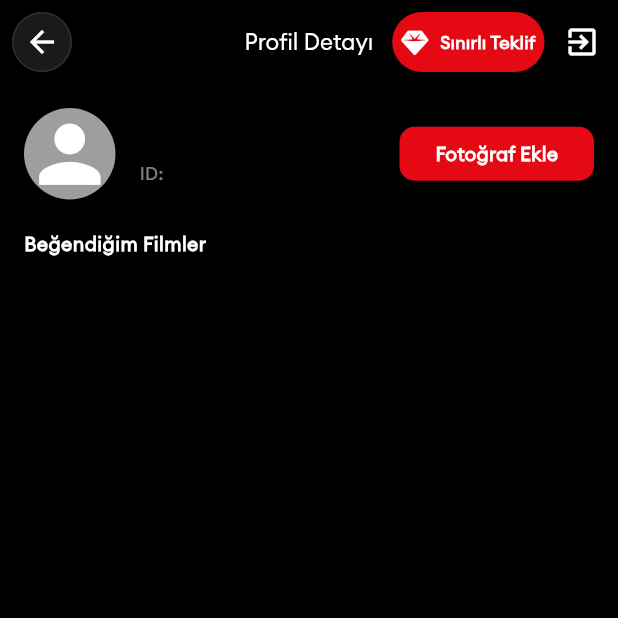
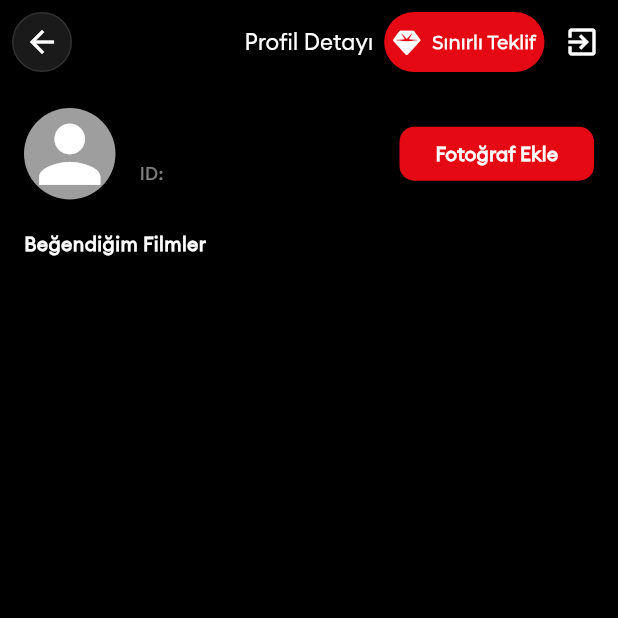
Before and after one commit to kahvecioglu/filmtok, a Flutter app: the screen it shows once a user with an empty profile is signed in, item 2 of the bottom bar chosen, on a phone screen of 412 x 824 dp, the top half of it. Run offline on Flutter 3.47's test engine with Material 3 defaults, Android fonts, the phone set to English and light mode, and no system bars; our stand-ins replace cloud_firestore, firebase_auth, firebase_core, font_awesome_flutter, google_sign_in, image_picker and 1 more; accounts and stored records are empty; network calls fail.

Commit message:
changed font style

```diff
--- a/lib/screens/profile_detail_page.dart
+++ b/lib/screens/profile_detail_page.dart
@@ -142,7 +142,7 @@ class _ProfileScreenState extends State<ProfileScreen> {
                 style: TextStyle(
                   color: Colors.white,
                   fontSize: 12,
-                  fontFamily: 'EuclidCircularA',
+                  fontFamily: 'Montserrat',
                   fontWeight: FontWeight.w600,
                 ),
               ),
--- a/pubspec.yaml
+++ b/pubspec.yaml
@@ -35,3 +35,6 @@ flutter:
     - family: EuclidCircularA
       fonts:
         - asset: lib/fonts/Euclid_Circular_A_Regular.ttf
+    - family: Montserrat
+      fonts:
+        - asset: lib/fonts/Montserrat-Regular.ttf
```
Also changed, not shown: lib/fonts/Montserrat-Regular.ttf (added).
